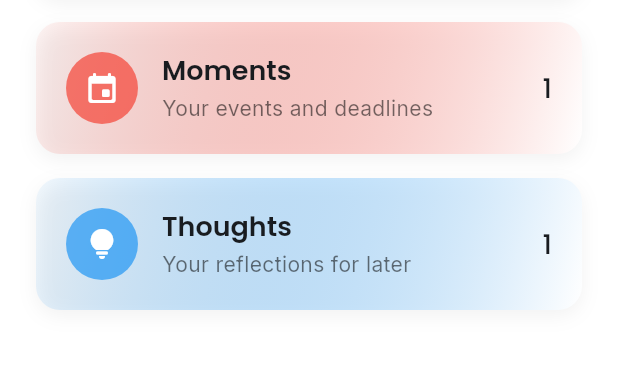
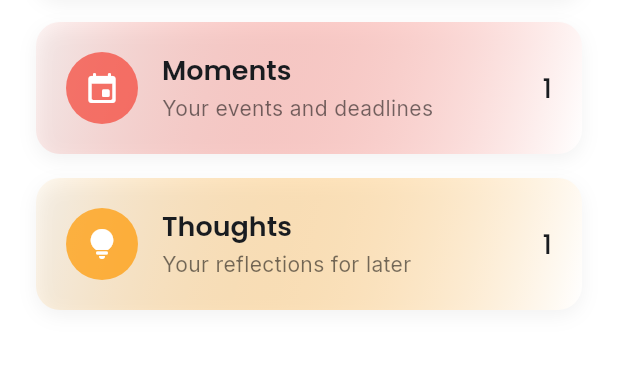
Before and after one commit to MateuszS6/focusyn_app, a Flutter app: the FocusesPage screen opened directly, on a phone screen of 412 x 824 dp, the part 548-919 px from its top. Run offline on Flutter 3.47's test engine with Material 3 defaults, Android fonts, the phone set to English and light mode, and no system bars; our stand-ins replace firebase_auth, firebase_core, fl_chart, flutter_slidable, google_fonts, hive and 1 more; accounts and stored records are empty.

Commit message:
Refactor TaskService

```diff
--- a/lib/constants/keys.dart
+++ b/lib/constants/keys.dart
@@ -1,4 +1,7 @@
 abstract class Keys {
+  // App
+  static const String appName = 'Focusyn';
+
   // Hive
   static const String brainBox = 'brainBox';
   static const String taskBox = 'taskBox';
@@ -7,6 +10,7 @@ abstract class Keys {
   // Pages
   static const String today = 'Today';
   static const String account = 'Account';
+  static const String settings = 'Settings';
   static const String focuses = 'Focuses';
   static const String planner = 'Planner';
 
--- a/lib/constants/theme_constants.dart
+++ b/lib/constants/theme_constants.dart
@@ -5,7 +5,7 @@ import 'package:google_fonts/google_fonts.dart';
 class ThemeConstants {
   // Theme sizes
   static const double iconSize = 28.0;
-  static const double appBarIconSize = 24.0;
+  static const double appBarIconSize = 28.0;
   static const double appBarFontSize = 32.0;
   static const FontWeight appBarFontWeight = FontWeight.w900;
 
@@ -21,7 +21,7 @@ class ThemeConstants {
     Keys.actions: {'main': Colors.purple, 'task': Color(0xFFF3E5F5)},
     Keys.flows: {'main': Colors.lightGreen, 'task': Color(0xFFE8F5E9)},
     Keys.moments: {'main': Colors.red, 'task': Color(0xFFFFEBEE)},
-    Keys.thoughts: {'main': Colors.blue, 'task': Color(0xFFE3F2FD)},
+    Keys.thoughts: {'main': Colors.orange, 'task': Color(0xFFE3F2FD)},
   };
 
   // Text styles
--- a/lib/main.dart
+++ b/lib/main.dart
@@ -1,5 +1,6 @@
 import 'package:firebase_auth/firebase_auth.dart';
 import 'package:flutter/material.dart';
+import 'package:focusyn_app/constants/keys.dart';
 import 'package:focusyn_app/initialization/app_initializer.dart';
 import 'package:focusyn_app/main_screen.dart';
 import 'package:focusyn_app/pages/login_page.dart';
@@ -16,7 +17,7 @@ class MyApp extends StatelessWidget {
   @override
   Widget build(BuildContext context) {
     return MaterialApp(
-      title: 'Focusyn',
+      title: Keys.appName,
       debugShowCheckedModeBanner: false,
       theme: AppTheme.lightTheme,
       darkTheme: AppTheme.darkTheme,
--- a/lib/pages/account_page.dart
+++ b/lib/pages/account_page.dart
@@ -295,7 +295,7 @@ class _AccountPageState extends State<AccountPage> {
                   _buildSettingItem(
                     context,
                     icon: Icons.settings_outlined,
-                    label: 'Settings',
+                    label: Keys.settings,
                     onTap: () {
                       Navigator.push(
                         context,
--- a/lib/pages/focuses_page.dart
+++ b/lib/pages/focuses_page.dart
@@ -55,7 +55,7 @@ class _FocusesPageState extends State<FocusesPage> {
 
   int get _totalTasks {
     return _categories.fold(0, (sum, category) {
-      return sum + (TaskService.instance.tasks[category.name]?.length ?? 0);
+      return sum + (TaskService.tasks[category.name]?.length ?? 0);
     });
   }
 
@@ -64,7 +64,7 @@ class _FocusesPageState extends State<FocusesPage> {
     String category = '';
 
     for (var c in _categories) {
-      final count = TaskService.instance.tasks[c.name]?.length ?? 0;
+      final count = TaskService.tasks[c.name]?.length ?? 0;
       if (count > maxTasks) {
         maxTasks = count;
         category = c.name;
--- a/lib/pages/planner_page.dart
+++ b/lib/pages/planner_page.dart
@@ -15,12 +15,12 @@ class _PlannerPageState extends State<PlannerPage> {
   List<Map<String, dynamic>> get allScheduledTasks {
     final formattedDate = _formatDate(selectedDate);
     final flows =
-        TaskService.instance.tasks[Keys.flows]!
+        TaskService.tasks[Keys.flows]!
             .where((t) => t[Keys.date] == formattedDate)
             .toList();
 
     final moments =
-        TaskService.instance.tasks[Keys.moments]!
+        TaskService.tasks[Keys.moments]!
             .where((t) => t[Keys.date] == formattedDate)
             .toList();
 
@@ -150,7 +150,7 @@ class _PlannerPageState extends State<PlannerPage> {
       separatorBuilder: (_, __) => const SizedBox(height: 12),
       itemBuilder: (_, i) {
         final task = allScheduledTasks[i];
-        final isMoment = TaskService.instance.tasks[Keys.moments]!.any(
+        final isMoment = TaskService.tasks[Keys.moments]!.any(
           (m) =>
               m[Keys.title] == task[Keys.title] &&
               m[Keys.date] == task[Keys.date] &&
--- a/lib/pages/settings_page.dart
+++ b/lib/pages/settings_page.dart
@@ -1,4 +1,5 @@
 import 'package:flutter/material.dart';
+import 'package:focusyn_app/constants/keys.dart';
 import '../utils/my_app_bar.dart';
 
 class SettingsPage extends StatelessWidget {
@@ -8,7 +9,7 @@ class SettingsPage extends StatelessWidget {
   Widget build(BuildContext context) {
     return Scaffold(
       appBar: MyAppBar(
-        title: 'Settings',
+        title: Keys.settings,
         leading: IconButton(
           icon: const Icon(Icons.arrow_back_ios_new_rounded),
           onPressed: () => Navigator.pop(context),
--- a/lib/services/task_service.dart
+++ b/lib/services/task_service.dart
@@ -2,13 +2,10 @@ import 'package:focusyn_app/constants/keys.dart';
 import 'package:hive/hive.dart';
 
 class TaskService {
-  static final TaskService instance = TaskService._internal();
-  TaskService._internal();
+  static final _taskBox = Hive.box(Keys.taskBox);
+  static final _filterBox = Hive.box(Keys.filterBox);
 
-  final _taskBox = Hive.box(Keys.taskBox);
-  final _filterBox = Hive.box(Keys.filterBox);
-
-  Map<String, List<Map<String, dynamic>>> get tasks {
+  static Map<String, List<Map<String, dynamic>>> get tasks {
     final result = <String, List<Map<String, dynamic>>>{};
 
     for (var key in _taskBox.keys) {
@@ -21,7 +18,7 @@ class TaskService {
     return result;
   }
 
-  Map<String, List<String>> get filters {
+  static Map<String, List<String>> get filters {
     final result = <String, List<String>>{};
 
     for (var key in _filterBox.keys) {
@@ -34,11 +31,11 @@ class TaskService {
     return result;
   }
 
-  void updateTasks(String category, List<Map<String, dynamic>> list) {
+  static void updateTasks(String category, List<Map<String, dynamic>> list) {
     _taskBox.put(category, list);
   }
 
-  void updateFilters(String category, List<String> list) {
+  static void updateFilters(String category, List<String> list) {
     _filterBox.put(category, list);
   }
 }
--- a/lib/task_dialogs/add_action_dialog.dart
+++ b/lib/task_dialogs/add_action_dialog.dart
@@ -21,7 +21,7 @@ class AddActionDialog extends StatelessWidget {
     int priority = 1;
     int brainPoints = 5;
     String tag = Keys.all;
-    final tags = TaskService.instance.filters[Keys.actions] ?? [Keys.all];
+    final tags = TaskService.filters[Keys.actions] ?? [Keys.all];
 
     final inputBorder = OutlineInputBorder(
       borderRadius: BorderRadius.circular(12),
--- a/lib/task_dialogs/add_flow_dialog.dart
+++ b/lib/task_dialogs/add_flow_dialog.dart
@@ -30,7 +30,7 @@ class _AddFlowDialogState extends State<AddFlowDialog> {
   @override
   void initState() {
     super.initState();
-    tags = TaskService.instance.filters[Keys.flows] ?? [Keys.all];
+    tags = TaskService.filters[Keys.flows] ?? [Keys.all];
   }
 
   @override
--- a/lib/task_dialogs/add_moment_dialog.dart
+++ b/lib/task_dialogs/add_moment_dialog.dart
@@ -29,7 +29,7 @@ class _AddMomentDialogState extends State<AddMomentDialog> {
   @override
   void initState() {
     super.initState();
-    tags = TaskService.instance.filters[Keys.moments] ?? [Keys.all];
+    tags = TaskService.filters[Keys.moments] ?? [Keys.all];
   }
 
   @override
--- a/lib/task_dialogs/add_thought_dialog.dart
+++ b/lib/task_dialogs/add_thought_dialog.dart
@@ -25,7 +25,7 @@ class _AddThoughtDialogState extends State<AddThoughtDialog> {
   @override
   void initState() {
     super.initState();
-    tags = TaskService.instance.filters[Keys.thoughts] ?? [Keys.all];
+    tags = TaskService.filters[Keys.thoughts] ?? [Keys.all];
   }
 
   @override
--- a/lib/utils/focus_card.dart
+++ b/lib/utils/focus_card.dart
@@ -74,7 +74,7 @@ class FocusCard extends StatelessWidget {
                   ),
                   const SizedBox(width: 16),
                   Text(
-                    "${TaskService.instance.tasks[category]?.length ?? 0}",
+                    "${TaskService.tasks[category]?.length ?? 0}",
                     style: Theme.of(context).textTheme.headlineMedium?.copyWith(
                       fontWeight: FontWeight.w500,
                     ),
```
Also changed, not shown: lib/pages/task_page.dart (+8 -14 lines), lib/pages/today_page.dart (+5 -5 lines).
